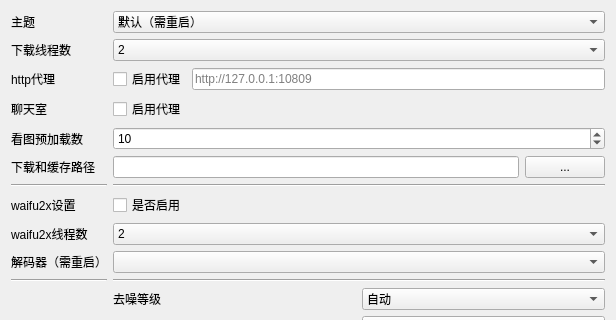
Before: the Qt Designer form ui/setting.ui in tonquer/picacg-qt, drawn with Qt 5; both pictures show x 0 to 616 and y 0 to 320 of the 616 by 567 pixel window.
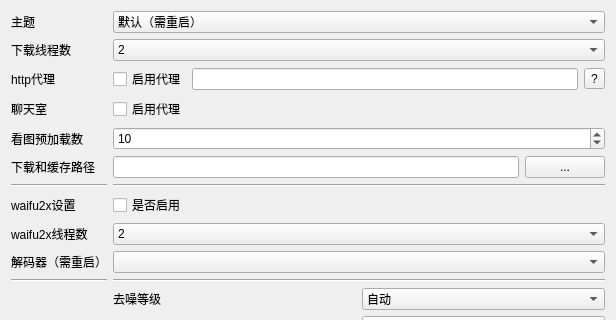
After: the same form once the commit is applied.

```diff
--- a/ui/setting.ui
+++ b/ui/setting.ui
@@ -272,7 +272,20 @@
          <item>
           <widget class="QLineEdit" name="httpEdit">
            <property name="placeholderText">
-            <string>http://127.0.0.1:10809</string>
+            <string/>
+           </property>
+          </widget>
+         </item>
+         <item>
+          <widget class="QToolButton" name="toolButton">
+           <property name="toolTip">
+            <string>&lt;html&gt;&lt;head/&gt;&lt;body&gt;&lt;p&gt;请填写你的代理软件提供的代理地址&lt;/p&gt;&lt;p&gt;如:&lt;/p&gt;&lt;p&gt;v2ray可能是 http://127.0.0.1:10809&lt;/p&gt;&lt;p&gt;shadowsocks可能是 http://127.0.0.1:1080&lt;/p&gt;&lt;/body&gt;&lt;/html&gt;</string>
+           </property>
+           <property name="text">
+            <string>?</string>
+           </property>
+           <property name="checkable">
+            <bool>false</bool>
            </property>
           </widget>
          </item>
```
Left out of the diff: 6 changed lines with no effect on the pictures.
